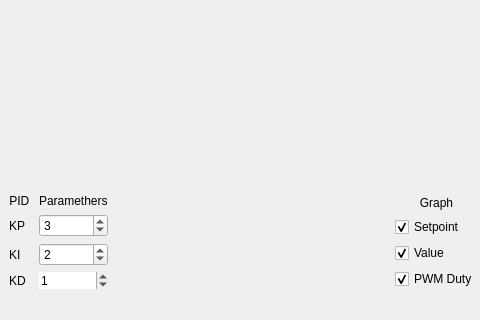
This is Qt/uic/mainwindow.ui in mbober1/EDrive as Qt 5 draws it before an edit; both pictures show x 0 to 480 and y 356 to 676 of the 910 by 676 pixel window. The edited form follows.
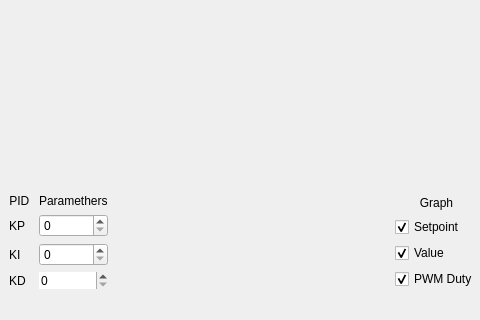
This is the edited form. Icons and pictures are not drawn.

Commit message: mqtt default values

Patch:
```diff
--- a/Qt/uic/mainwindow.ui
+++ b/Qt/uic/mainwindow.ui
@@ -182,7 +182,7 @@
            <bool>false</bool>
           </property>
           <property name="value">
-           <number>1</number>
+           <number>0</number>
           </property>
          </widget>
         </item>
@@ -210,14 +210,14 @@
         <item row="2" column="2">
          <widget class="QSpinBox" name="KpSpinBox">
           <property name="value">
-           <number>3</number>
+           <number>0</number>
           </property>
          </widget>
         </item>
         <item row="3" column="2">
          <widget class="QSpinBox" name="KiSpinbox">
           <property name="value">
-           <number>2</number>
+           <number>0</number>
           </property>
          </widget>
         </item>
```
The commit also changes 1 other file.
